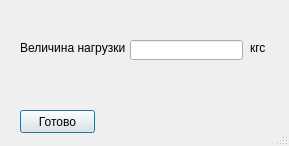
Qt form setforcedialog.ui (AlexVedun/AreaPixAnalizerQt) before a commit.
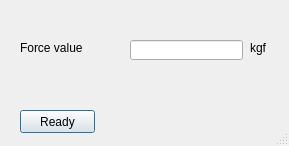
The same form after that commit. Icons and pictures are not drawn.

Diff of the .ui file:
```diff
--- a/setforcedialog.ui
+++ b/setforcedialog.ui
@@ -48,7 +48,7 @@
     </rect>
    </property>
    <property name="text">
-    <string>Величина нагрузки</string>
+    <string>Force value</string>
    </property>
   </widget>
   <widget class="QLineEdit" name="lineEdit">
@@ -71,7 +71,7 @@
     </rect>
    </property>
    <property name="text">
-    <string>Готово</string>
+    <string>Ready</string>
    </property>
   </widget>
   <widget class="QLabel" name="label_2">
@@ -84,7 +84,7 @@
     </rect>
    </property>
    <property name="text">
-    <string>кгс</string>
+    <string>kgf</string>
    </property>
   </widget>
  </widget>
```
Left out of the diff: 2 changed lines with no effect on the pictures.
